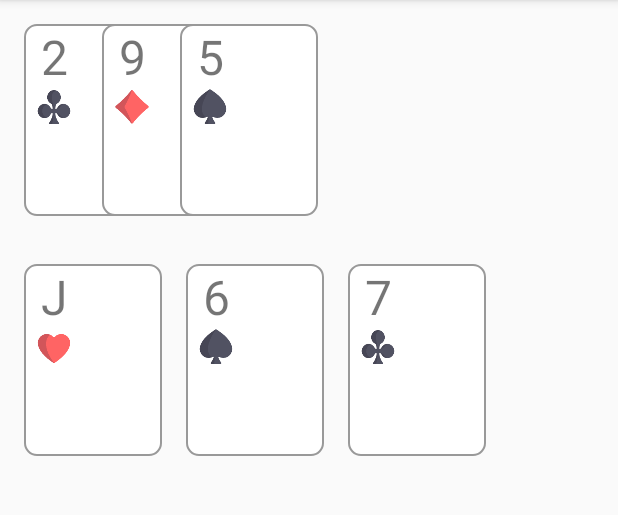
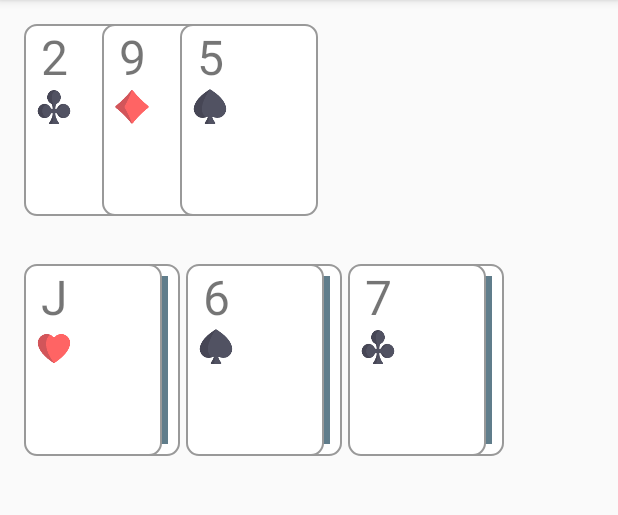
Before and after one commit to firekesti/Shaitzov, an Android app: the screen it shows after launch (MainActivity), on a phone screen of 412 x 824 dp, the part 84-599 px from its top. Run offline under Robolectric (Android 15) with nearby library versions, the phone set to English and light mode, and no system bars.

Commit message:
add a face-down side with a dark grey coloring

```diff
--- a/app/src/main/java/net/crunkhouse/shaitzov/MainActivity.java
+++ b/app/src/main/java/net/crunkhouse/shaitzov/MainActivity.java
@@ -11,48 +11,48 @@ public class MainActivity extends AppCompatActivity {
     private static final int INITIAL_HAND_SIZE = 3;
     private static final int FACE_UP_AND_DOWN_CARD_AMOUNT = 3;
 
-    private ArrayList<PlayingCard> deck;
-    private ArrayList<PlayingCard> playerHand;
-    private ArrayList<PlayingCard> playerFaceDown;
-    private ArrayList<PlayingCard> playerFaceUp;
-    private ArrayList<PlayingCard> pile;
-
     @Override
     protected void onCreate(Bundle savedInstanceState) {
         super.onCreate(savedInstanceState);
         setContentView(R.layout.activity_main);
 
         // Instantiate cards
-        playerHand = new ArrayList<>(INITIAL_HAND_SIZE);
-        playerFaceDown = new ArrayList<>(FACE_UP_AND_DOWN_CARD_AMOUNT);
-        playerFaceUp = new ArrayList<>(FACE_UP_AND_DOWN_CARD_AMOUNT);
-        pile = new ArrayList<>(0);
+        ArrayList<PlayingCard> playerHand = new ArrayList<>(INITIAL_HAND_SIZE);
+        ArrayList<PlayingCard> playerFaceDown = new ArrayList<>(FACE_UP_AND_DOWN_CARD_AMOUNT);
+        ArrayList<PlayingCard> playerFaceUp = new ArrayList<>(FACE_UP_AND_DOWN_CARD_AMOUNT);
+        ArrayList<PlayingCard> pile = new ArrayList<>(0);
 
         // Populate deck
-        deck = PlayingCardUtils.makeDeck();
+        ArrayList<PlayingCard> deck = PlayingCardUtils.makeDeck();
 
         // Add player face-down cards
         for (int i = 0; i < FACE_UP_AND_DOWN_CARD_AMOUNT; i++) {
             playerFaceDown.add(PlayingCardUtils.drawFrom(deck));
         }
+        RecyclerView faceDownView = (RecyclerView) findViewById(R.id.player_facedown);
+        PlayingCardAdapter faceDownAdapter = new PlayingCardAdapter(playerFaceDown, true);
+        faceDownView.setAdapter(faceDownAdapter);
+        faceDownView.addItemDecoration(new CardSpacingDecorator(faceDownView.getContext()));
+        faceDownView.setLayoutManager(new LinearLayoutManager(this, LinearLayoutManager.HORIZONTAL, false));
+
         // Add player face-up cards
         for (int i = 0; i < FACE_UP_AND_DOWN_CARD_AMOUNT; i++) {
             playerFaceUp.add(PlayingCardUtils.drawFrom(deck));
         }
+        RecyclerView faceUpView = (RecyclerView) findViewById(R.id.player_faceup);
+        PlayingCardAdapter faceUpAdapter = new PlayingCardAdapter(playerFaceUp);
+        faceUpView.setAdapter(faceUpAdapter);
+        faceUpView.addItemDecoration(new CardSpacingDecorator(faceUpView.getContext()));
+        faceUpView.setLayoutManager(new LinearLayoutManager(this, LinearLayoutManager.HORIZONTAL, false));
 
         // Add player hand
         for (int i = 0; i < INITIAL_HAND_SIZE; i++) {
             playerHand.add(PlayingCardUtils.drawFrom(deck));
         }
-
         RecyclerView handView = (RecyclerView) findViewById(R.id.player_hand);
-        handView.setAdapter(new PlayingCardAdapter(playerHand));
+        PlayingCardAdapter playerHandAdapter = new PlayingCardAdapter(playerHand);
+        handView.setAdapter(playerHandAdapter);
         handView.addItemDecoration(new CardOverlapDecorator(handView.getContext()));
         handView.setLayoutManager(new LinearLayoutManager(this, LinearLayoutManager.HORIZONTAL, false));
-
-        RecyclerView faceUpView = (RecyclerView) findViewById(R.id.player_faceup);
-        faceUpView.setAdapter(new PlayingCardAdapter(playerFaceUp));
-        faceUpView.addItemDecoration(new CardSpacingDecorator(faceUpView.getContext()));
-        faceUpView.setLayoutManager(new LinearLayoutManager(this, LinearLayoutManager.HORIZONTAL, false));
     }
 }
--- a/app/src/main/java/net/crunkhouse/shaitzov/PlayingCardAdapter.java
+++ b/app/src/main/java/net/crunkhouse/shaitzov/PlayingCardAdapter.java
@@ -8,9 +8,15 @@ import java.util.ArrayList;
 
 class PlayingCardAdapter extends RecyclerView.Adapter<PlayingCardAdapter.ViewHolder> {
     private ArrayList<PlayingCard> cards;
+    private boolean areCardsFaceDown;
 
     public PlayingCardAdapter(ArrayList<PlayingCard> cards) {
+        this(cards, false);
+    }
+
+    public PlayingCardAdapter(ArrayList<PlayingCard> cards, boolean faceDown) {
         this.cards = cards;
+        this.areCardsFaceDown = faceDown;
     }
 
     @Override
@@ -21,6 +27,7 @@ class PlayingCardAdapter extends RecyclerView.Adapter<PlayingCardAdapter.ViewHol
     @Override
     public void onBindViewHolder(ViewHolder holder, int position) {
         holder.view.setCard(cards.get(position));
+        holder.view.setFaceDown(areCardsFaceDown);
     }
 
     @Override
--- a/app/src/main/java/net/crunkhouse/shaitzov/PlayingCardView.java
+++ b/app/src/main/java/net/crunkhouse/shaitzov/PlayingCardView.java
@@ -17,6 +17,7 @@ public class PlayingCardView extends LinearLayout {
 
     private TextView valueView;
     private ImageView suitView;
+    private View backFaceView;
 
     public PlayingCardView(Context context) {
         super(context);
@@ -38,6 +39,15 @@ public class PlayingCardView extends LinearLayout {
         View rootView = inflate(context, R.layout.playing_card_view, this);
         valueView = (TextView) rootView.findViewById(R.id.value);
         suitView = (ImageView) rootView.findViewById(R.id.suit);
+        backFaceView = rootView.findViewById(R.id.back_face);
+    }
+
+    public void setFaceDown(boolean faceDown) {
+        if (faceDown) {
+            valueView.setVisibility(View.GONE);
+            suitView.setVisibility(View.GONE);
+            backFaceView.setVisibility(VISIBLE);
+        }
     }
 
     public void setCard(PlayingCard card) {
@@ -59,5 +69,6 @@ public class PlayingCardView extends LinearLayout {
                 break;
         }
         suitView.setImageDrawable(suitImage);
+        suitView.setContentDescription(card.getSuit().toString());
     }
 }
--- a/app/src/main/res/layout/activity_main.xml
+++ b/app/src/main/res/layout/activity_main.xml
@@ -13,9 +13,20 @@
         android:layout_width="match_parent"
         android:layout_height="wrap_content"/>
 
-    <android.support.v7.widget.RecyclerView
-        android:id="@+id/player_faceup"
-        android:layout_width="match_parent"
+    <FrameLayout
+        android:layout_width="wrap_content"
         android:layout_height="wrap_content"
-        android:layout_marginTop="32dp"/>
+        android:layout_marginTop="32dp">
+
+        <android.support.v7.widget.RecyclerView
+            android:id="@+id/player_facedown"
+            android:layout_width="match_parent"
+            android:layout_height="wrap_content"
+            android:layout_marginLeft="12dp"/>
+
+        <android.support.v7.widget.RecyclerView
+            android:id="@+id/player_faceup"
+            android:layout_width="match_parent"
+            android:layout_height="wrap_content"/>
+    </FrameLayout>
 </LinearLayout>
--- a/app/src/main/res/layout/playing_card_view.xml
+++ b/app/src/main/res/layout/playing_card_view.xml
@@ -8,14 +8,25 @@
         android:layout_height="wrap_content"
         android:gravity="center"
         android:textSize="32sp"
-        tools:text="5"
-        tools:ignore="RtlHardcoded"/>
+        tools:ignore="RtlHardcoded"
+        tools:text="5"/>
 
     <ImageView
         android:id="@+id/suit"
         android:layout_width="24dp"
         android:layout_height="24dp"
         android:layout_marginLeft="8dp"
+        android:contentDescription="@null"
         tools:ignore="RtlHardcoded"
         tools:src="@drawable/suit_club"/>
+
+    <View
+        android:id="@+id/back_face"
+        android:layout_width="76dp"
+        android:layout_height="112dp"
+        android:layout_margin="8dp"
+        android:background="@color/colorAccent"
+        android:contentDescription="@null"
+        android:visibility="gone"
+        tools:ignore="RtlHardcoded"/>
 </merge>
```
